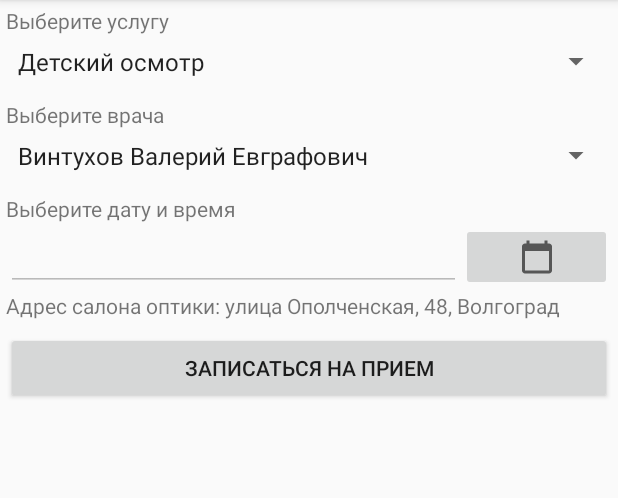
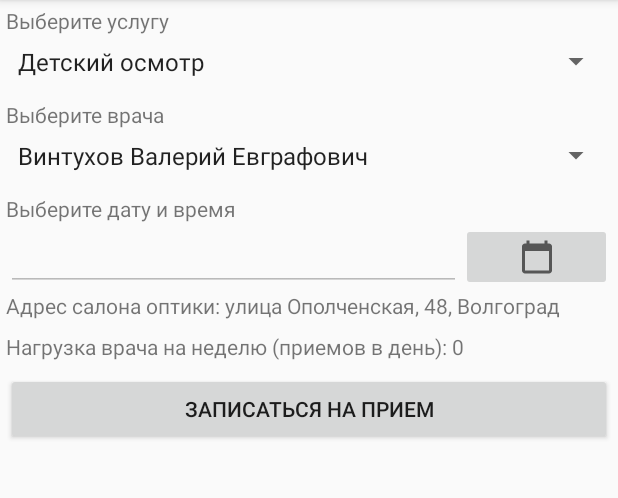
Before and after one commit to renhen/mivos, an Android app: the AddReceptionActivity screen opened directly, with no data from a screen before it, on a phone screen of 412 x 824 dp, the part 84-582 px from its top. Run offline under Robolectric (Android 15) with nearby library versions, the phone set to English and light mode, and no system bars; 1 statement that could not run was skipped.

Commit message:
add analytic data

```diff
--- a/app/src/main/java/com/renhen/optical_shop/AddReceptionActivity.java
+++ b/app/src/main/java/com/renhen/optical_shop/AddReceptionActivity.java
@@ -121,16 +121,23 @@ public class AddReceptionActivity extends AppCompatActivity {
 
                     String item = (String) parent.getItemAtPosition(position);
                     TextView label_address = (TextView) findViewById(R.id.label_address_addReception);
+                    TextView label_avg = (TextView) findViewById(R.id.label_avgReception);
 
                     if (!item.equals("Нет врачей")) {
                         Cursor cursor = db.rawQuery("SELECT address FROM DOCTOR " +
                                 "JOIN optical_shop on optical_shop._id = fk_optical_shop_id " +
                                 "WHERE FIO = ?;", new String[]{item});
                         cursor.moveToNext();
+                        Cursor cursor2 = db.rawQuery("SELECT count(`datetime`)/7.0 as count from reception " +
+                                "JOIN doctor on fk_doctor_id = doctor._id " +
+                                "WHERE (FIO = ? and `datetime` between STRFTIME(\"%Y%m%d%H%M%S\",\"now\") and STRFTIME(\"%Y%m%d%H%M%S\",\"now\") + 7000000);",new String[]{item});
+                        cursor2.moveToNext();
 
                         label_address.setText("Адрес салона оптики: " + cursor.getString(cursor.getColumnIndex(OpticalShopContract.OpticalShopEntry.COLUMN_ADDRESS)));
+                        label_avg.setText("Нагрузка врача на неделю (приемов в день): " + cursor2.getString(cursor2.getColumnIndex("count")));
                     } else {
                         label_address.setText("Адрес салона оптики: ");
+                        label_avg.setText("Нагрузка врача на неделю (приемов в день): ");
                     }
                 }
 
@@ -210,7 +217,7 @@ public class AddReceptionActivity extends AppCompatActivity {
         } catch (ParseException e) {
             e.printStackTrace();
         }
-        spf= new SimpleDateFormat("yyyyMMddhhmmss");
+        spf= new SimpleDateFormat("yyyyMMddHHmmss");
         return spf.format(newDate);
     }
 
@@ -218,7 +225,7 @@ public class AddReceptionActivity extends AppCompatActivity {
         // Текущее время
         Date currentDate = new Date();
         // Форматирование времени как "день.месяц.год"
-        DateFormat dateFormat = new SimpleDateFormat("yyyyMMddhhmmss");
+        DateFormat dateFormat = new SimpleDateFormat("yyyyMMddHHmmss");
         return dateFormat.format(currentDate);
     }
 }
--- a/app/src/main/java/com/renhen/optical_shop/adapter/ReceptionAdapter.java
+++ b/app/src/main/java/com/renhen/optical_shop/adapter/ReceptionAdapter.java
@@ -54,7 +54,7 @@ public class ReceptionAdapter extends ArrayAdapter<Integer> {
 
 
     private String parseData(String date) {
-        SimpleDateFormat spf=new SimpleDateFormat("yyyyMMddhhmmss");
+        SimpleDateFormat spf=new SimpleDateFormat("yyyyMMddHHmmss");
         Date newDate= null;
         try {
             newDate = spf.parse(date);
--- a/app/src/main/res/layout/activity_add_reception.xml
+++ b/app/src/main/res/layout/activity_add_reception.xml
@@ -87,6 +87,16 @@
             android:layout_width="match_parent"
             android:layout_height="8dp" />
 
+        <TextView
+            android:id="@+id/label_avgReception"
+            android:layout_width="match_parent"
+            android:layout_height="wrap_content"
+            android:text="Нагрузка в неделю:" />
+
+        <Space
+            android:layout_width="match_parent"
+            android:layout_height="8dp" />
+
         <Button
             android:id="@+id/button_addReception_2"
             android:layout_width="match_parent"
```
Also changed, not shown: app/src/main/java/com/renhen/optical_shop/GoodsActivity.java (+8 -0 lines), app/src/main/res/layout/activity_goods.xml (+10 -0 lines).
